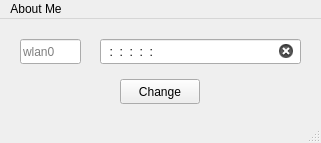
The window that MacChangerUi.ui (iw4p/Mac-Changer) describes before a commit, drawn with Qt 5.
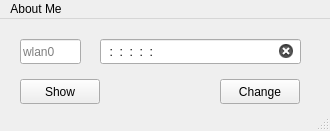
The same window after the commit.

The edit to the form file:
```diff
--- a/MacChangerUi.ui
+++ b/MacChangerUi.ui
@@ -6,8 +6,8 @@
    <rect>
     <x>0</x>
     <y>0</y>
-    <width>321</width>
-    <height>143</height>
+    <width>330</width>
+    <height>131</height>
    </rect>
   </property>
   <property name="windowTitle">
@@ -17,7 +17,7 @@
    <widget class="QPushButton" name="changeButton">
     <property name="geometry">
      <rect>
-      <x>120</x>
+      <x>220</x>
       <y>60</y>
       <width>80</width>
       <height>25</height>
@@ -65,13 +65,42 @@
      <string>wlan0</string>
     </property>
    </widget>
+   <widget class="QPushButton" name="showButton">
+    <property name="geometry">
+     <rect>
+      <x>20</x>
+      <y>60</y>
+      <width>80</width>
+      <height>25</height>
+     </rect>
+    </property>
+    <property name="text">
+     <string>Show</string>
+    </property>
+   </widget>
+   <widget class="QLabel" name="label">
+    <property name="geometry">
+     <rect>
+      <x>10</x>
+      <y>120</y>
+      <width>301</width>
+      <height>81</height>
+     </rect>
+    </property>
+    <property name="layoutDirection">
+     <enum>Qt::LeftToRight</enum>
+    </property>
+    <property name="text">
+     <string/>
+    </property>
+   </widget>
   </widget>
   <widget class="QMenuBar" name="menubar">
    <property name="geometry">
     <rect>
      <x>0</x>
      <y>0</y>
-     <width>321</width>
+     <width>330</width>
      <height>22</height>
     </rect>
    </property>
```
